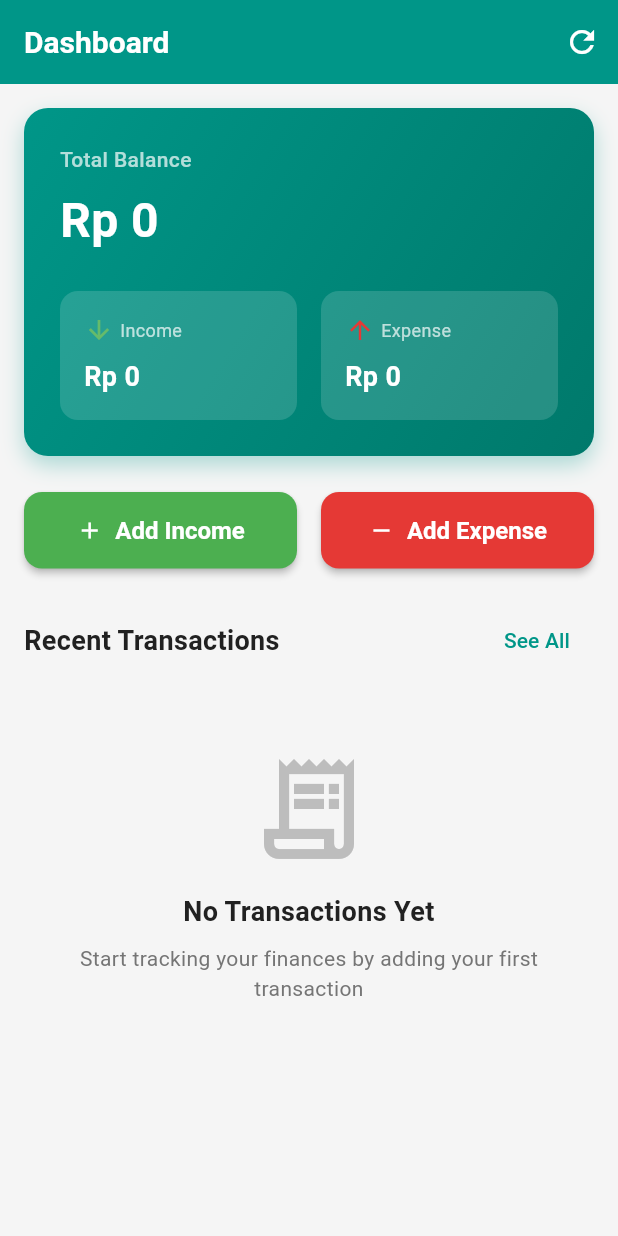
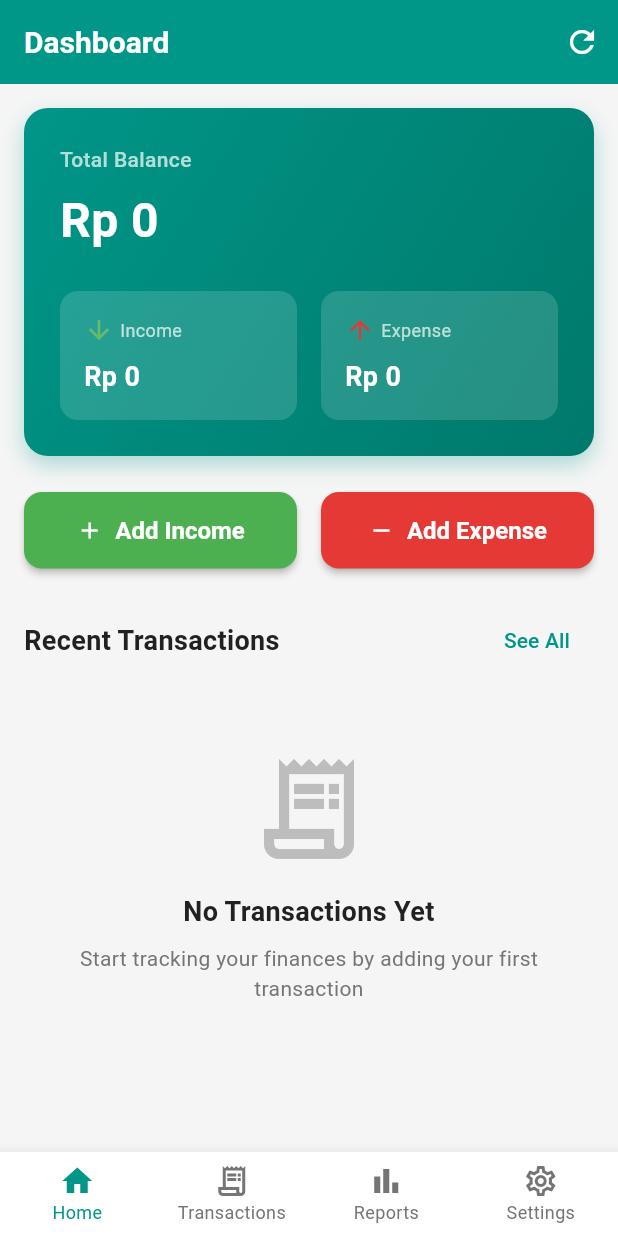
Before and after one commit to dagbrn/expensestracker-flutter, a Flutter app: the screen it shows after launch, on a phone screen of 412 x 824 dp. Run offline on Flutter 3.47's test engine with Material 3 defaults, Android fonts, the phone set to English and light mode, and no system bars; our stand-ins replace sqflite; accounts and stored records are empty.

Commit message:
feat: bottom navigation

```diff
--- /dev/null
+++ b/lib/core/navigation/main_screen.dart
@@ -0,0 +1,71 @@
+import 'package:flutter/material.dart';
+import '../../core/constants/app_colors.dart';
+import '../../features/home/screens/home_screen.dart';
+import '../../features/transactions/screens/transactions_screen.dart';
+import '../../features/reports/screens/reports_screen.dart';
+import '../../features/settings/screens/settings_screen.dart';
+
+class MainScreen extends StatefulWidget {
+  const MainScreen({super.key});
+
+  @override
+  State<MainScreen> createState() => _MainScreenState();
+}
+
+class _MainScreenState extends State<MainScreen> {
+  int _currentIndex = 0;
+
+  final List<Widget> _screens = [
+    const HomeScreen(),
+    const TransactionsScreen(),
+    const ReportsScreen(),
+    const SettingsScreen(),
+  ];
+
+  void _onTabTapped(int index) {
+    setState(() {
+      _currentIndex = index;
+    });
+  }
+
+  @override
+  Widget build(BuildContext context) {
+    return Scaffold(
+      body: IndexedStack(
+        index: _currentIndex,
+        children: _screens,
+      ),
+      bottomNavigationBar: BottomNavigationBar(
+        currentIndex: _currentIndex,
+        onTap: _onTabTapped,
+        type: BottomNavigationBarType.fixed,
+        selectedItemColor: AppColors.primary,
+        unselectedItemColor: AppColors.textSecondary,
+        selectedFontSize: 12,
+        unselectedFontSize: 12,
+        items: const [
+          BottomNavigationBarItem(
+            icon: Icon(Icons.home_outlined),
+            activeIcon: Icon(Icons.home),
+            label: 'Home',
+          ),
+          BottomNavigationBarItem(
+            icon: Icon(Icons.receipt_long_outlined),
+            activeIcon: Icon(Icons.receipt_long),
+            label: 'Transactions',
+          ),
+          BottomNavigationBarItem(
+            icon: Icon(Icons.bar_chart_outlined),
+            activeIcon: Icon(Icons.bar_chart),
+            label: 'Reports',
+          ),
+          BottomNavigationBarItem(
+            icon: Icon(Icons.settings_outlined),
+            activeIcon: Icon(Icons.settings),
+            label: 'Settings',
+          ),
+        ],
+      ),
+    );
+  }
+}
--- a/lib/main.dart
+++ b/lib/main.dart
@@ -1,6 +1,6 @@
 import 'package:flutter/material.dart';
 import 'core/themes/app_theme.dart';
-import 'features/home/screens/home_screen.dart';
+import 'core/navigation/main_screen.dart';
 
 void main() async {
   WidgetsFlutterBinding.ensureInitialized();
@@ -16,12 +16,10 @@ class MyApp extends StatelessWidget {
       title: 'Expense Tracker',
       debugShowCheckedModeBanner: false,
       theme: AppTheme.lightTheme,
-      home: const HomeScreen(),
+      home: const MainScreen(),
     );
   }
-}
-
-// Keep the old widget for reference but not used
+}// Keep the old widget for reference but not used
 class _OldMyApp extends StatelessWidget {
   const _OldMyApp({super.key});
 
```
Also changed, not shown: lib/features/reports/screens/reports_screen.dart (added, +44 -0 lines), lib/features/settings/screens/settings_screen.dart (added, +44 -0 lines), lib/features/transactions/screens/transactions_screen.dart (added, +44 -0 lines).
